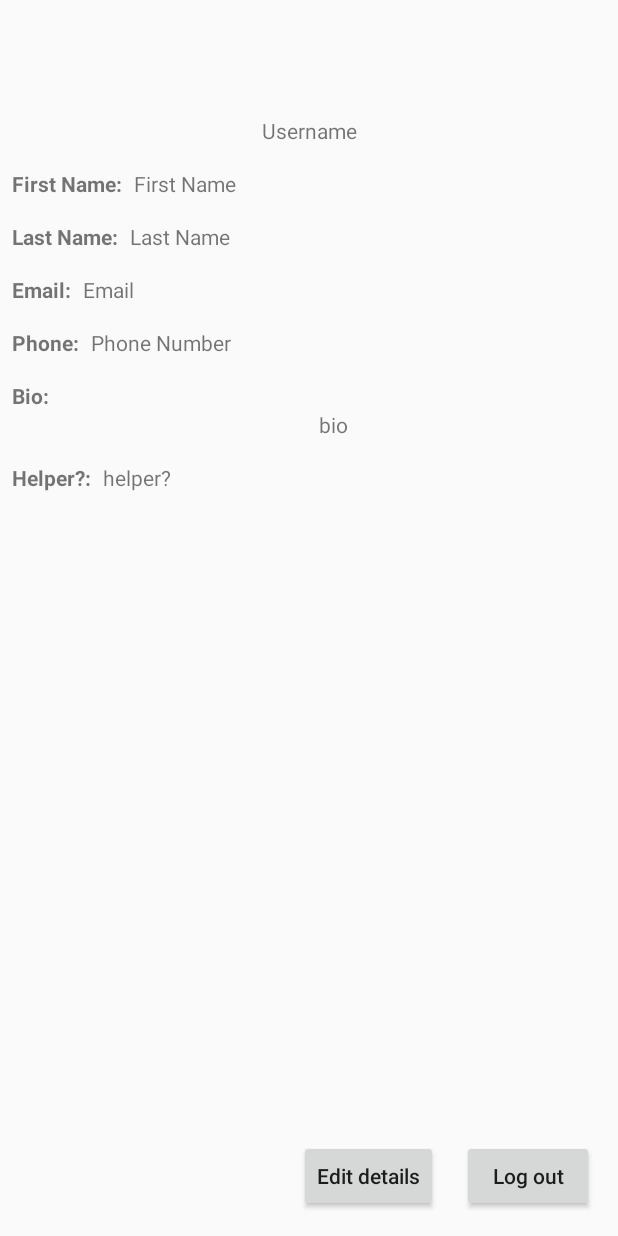
After one commit to Ganterpore/ChatField, an Android app: the layout fragment_account_info.xml on its own in the app's theme, with its tools: preview values and no code run, on a phone screen of 412 x 824 dp. The commit adds this screen. Run offline under Robolectric (Android 15) with nearby library versions, the phone set to English and light mode, and no system bars.

Commit message:
Account viewing capability added

```diff
--- a/app/src/main/AndroidManifest.xml
+++ b/app/src/main/AndroidManifest.xml
@@ -34,7 +34,7 @@
             android:name=".View.LoginActivity"
             android:label="@string/title_activity_login" />
         <activity android:name=".View.ConfigureUserActivity" />
-        <activity android:name=".View.ChatActivity"></activity>
+        <activity android:name=".View.ChatActivity" />
 
         <provider
             android:name="android.support.v4.content.FileProvider"
@@ -45,8 +45,8 @@
                 android:name="android.support.FILE_PROVIDER_PATHS"
                 android:resource="@xml/file_paths" />
         </provider>
+
+        <activity android:name=".View.AccountInfoActivity"></activity>
     </application>
 
-
-
 </manifest>
--- /dev/null
+++ b/app/src/main/res/layout/fragment_account_info.xml
@@ -0,0 +1,190 @@
+<?xml version="1.0" encoding="utf-8"?>
+<android.support.constraint.ConstraintLayout xmlns:android="http://schemas.android.com/apk/res/android"
+    xmlns:tools="http://schemas.android.com/tools"
+    android:layout_width="match_parent"
+    android:layout_height="match_parent"
+    xmlns:app="http://schemas.android.com/apk/res-auto"
+    tools:context=".View.AccountInfoFragment">
+
+    <ImageView
+        android:id="@+id/profile"
+        android:layout_width="75dp"
+        android:layout_height="61dp"
+        android:layout_marginTop="16dp"
+        app:layout_constraintEnd_toEndOf="parent"
+        app:layout_constraintHorizontal_bias="0.5"
+        app:layout_constraintStart_toStartOf="parent"
+        app:layout_constraintTop_toTopOf="parent"
+        />
+
+    <TextView
+        android:id="@+id/username"
+        android:layout_width="wrap_content"
+        android:layout_height="wrap_content"
+        android:text="Username"
+        app:layout_constraintEnd_toEndOf="parent"
+        app:layout_constraintStart_toStartOf="parent"
+        app:layout_constraintTop_toBottomOf="@+id/profile" />
+
+    <TextView
+        android:id="@+id/firstname"
+        android:layout_width="wrap_content"
+        android:layout_height="wrap_content"
+        android:layout_marginStart="8dp"
+        android:layout_marginTop="16dp"
+        android:text="First Name:"
+        android:textStyle="bold"
+        app:layout_constraintEnd_toStartOf="@+id/firstname_field"
+        app:layout_constraintHorizontal_bias="0.526"
+        app:layout_constraintStart_toStartOf="parent"
+        app:layout_constraintTop_toBottomOf="@+id/username" />
+
+    <TextView
+        android:id="@+id/lastname"
+        android:layout_width="wrap_content"
+        android:layout_height="wrap_content"
+        android:layout_marginStart="8dp"
+        android:layout_marginTop="16dp"
+        android:textStyle="bold"
+        android:text="Last Name:"
+        app:layout_constraintStart_toStartOf="parent"
+        app:layout_constraintTop_toBottomOf="@+id/firstname" />
+
+    <TextView
+        android:id="@+id/email"
+        android:layout_width="wrap_content"
+        android:layout_height="wrap_content"
+        android:layout_marginStart="8dp"
+        android:layout_marginTop="16dp"
+        android:textStyle="bold"
+        android:text="Email:"
+        app:layout_constraintHorizontal_bias="0.56"
+        app:layout_constraintStart_toStartOf="parent"
+        app:layout_constraintTop_toBottomOf="@+id/lastname" />
+
+    <TextView
+        android:id="@+id/number"
+        android:layout_width="wrap_content"
+        android:layout_height="wrap_content"
+        android:layout_marginStart="8dp"
+        android:layout_marginTop="16dp"
+        android:textStyle="bold"
+        android:text="Phone:"
+        app:layout_constraintStart_toStartOf="parent"
+        app:layout_constraintTop_toBottomOf="@+id/email" />
+
+    <TextView
+        android:id="@+id/bio"
+        android:layout_width="wrap_content"
+        android:layout_height="wrap_content"
+        android:layout_marginStart="8dp"
+        android:layout_marginTop="16dp"
+        android:textStyle="bold"
+        android:text="Bio:"
+        app:layout_constraintStart_toStartOf="parent"
+        app:layout_constraintTop_toBottomOf="@+id/number" />
+
+    <TextView
+        android:id="@+id/helper"
+        android:layout_width="wrap_content"
+        android:layout_height="wrap_content"
+        android:layout_marginStart="8dp"
+        android:layout_marginTop="16dp"
+        android:textStyle="bold"
+        android:text="Helper?:"
+        app:layout_constraintStart_toStartOf="parent"
+        app:layout_constraintTop_toBottomOf="@+id/bio_field" />
+
+    <TextView
+        android:id="@+id/firstname_field"
+        android:layout_width="wrap_content"
+        android:layout_height="wrap_content"
+        android:layout_marginStart="8dp"
+        app:layout_constraintBaseline_toBaselineOf="@+id/firstname"
+        android:text="First Name"
+        app:layout_constraintTop_toBottomOf="@+id/username"
+        app:layout_constraintStart_toEndOf="@id/firstname"/>
+
+    <TextView
+        android:id="@+id/lastname_field"
+        android:layout_width="wrap_content"
+        android:layout_height="wrap_content"
+        android:layout_marginStart="8dp"
+        app:layout_constraintBaseline_toBaselineOf="@+id/lastname"
+        android:text="Last Name"
+        app:layout_constraintStart_toEndOf="@+id/lastname"
+        app:layout_constraintTop_toBottomOf="@+id/firstname_field" />
+
+    <TextView
+        android:id="@+id/email_field"
+        android:layout_width="wrap_content"
+        android:layout_height="wrap_content"
+        android:layout_marginStart="8dp"
+        android:text="Email"
+        app:layout_constraintStart_toEndOf="@+id/email"
+        app:layout_constraintBaseline_toBaselineOf="@+id/email"/>
+
+    <TextView
+        android:id="@+id/number_field"
+        android:layout_width="wrap_content"
+        android:layout_height="wrap_content"
+        android:layout_marginStart="8dp"
+        android:text="Phone Number"
+        app:layout_constraintStart_toEndOf="@id/number"
+        app:layout_constraintBaseline_toBaselineOf="@+id/number" />
+
+    <TextView
+        android:id="@+id/bio_field"
+        android:layout_width="wrap_content"
+        android:layout_height="wrap_content"
+        android:layout_marginStart="8dp"
+        android:layout_marginEnd="8dp"
+        android:text="bio"
+        app:layout_constraintStart_toEndOf="@id/bio"
+        app:layout_constraintTop_toBottomOf="@id/bio"
+        app:layout_constraintEnd_toEndOf="parent"/>
+
+    <TextView
+        android:id="@+id/is_helper_field"
+        android:layout_width="wrap_content"
+        android:layout_height="wrap_content"
+        android:layout_marginStart="8dp"
+        android:text="helper?"
+        app:layout_constraintStart_toEndOf="@id/helper"
+        app:layout_constraintBaseline_toBaselineOf="@+id/helper" />
+
+    <Button
+        android:id="@+id/logout"
+        android:layout_width="wrap_content"
+        android:layout_height="wrap_content"
+        android:layout_marginBottom="16dp"
+        android:layout_marginEnd="16dp"
+        android:text="Log out"
+        android:textAllCaps="false"
+        app:layout_constraintBottom_toBottomOf="parent"
+        app:layout_constraintEnd_toEndOf="parent" />
+
+    <Button
+        android:id="@+id/update_details"
+        android:layout_width="wrap_content"
+        android:layout_height="wrap_content"
+        android:layout_marginEnd="16dp"
+        app:layout_constraintBaseline_toBaselineOf="@+id/logout"
+        app:layout_constraintEnd_toStartOf="@id/logout"
+        android:textAllCaps="false"
+        android:text="Edit details"
+        />
+
+    <Button
+        android:id="@+id/send_message"
+        android:layout_width="wrap_content"
+        android:layout_height="wrap_content"
+        android:layout_marginBottom="16dp"
+        android:layout_marginEnd="16dp"
+        android:text="Message"
+        android:textAllCaps="false"
+        app:layout_constraintBottom_toBottomOf="parent"
+        app:layout_constraintEnd_toEndOf="parent"
+        android:visibility="gone"/>
+
+</android.support.constraint.ConstraintLayout>
```
Also changed, not shown: app/src/main/java/com/ganterpore/chatfield/View/AccountInfoActivity.java (added, +49 -0 lines), app/src/main/java/com/ganterpore/chatfield/View/AccountInfoFragment.java (added, +342 -0 lines), app/src/main/java/com/ganterpore/chatfield/View/MainActivity.java (+82 -7 lines), app/src/main/res/layout/activity_account_info.xml (added, +14 -0 lines).
